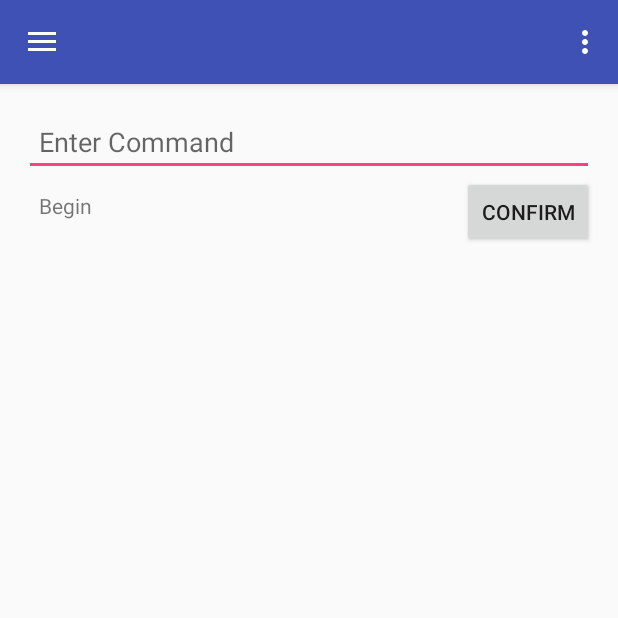
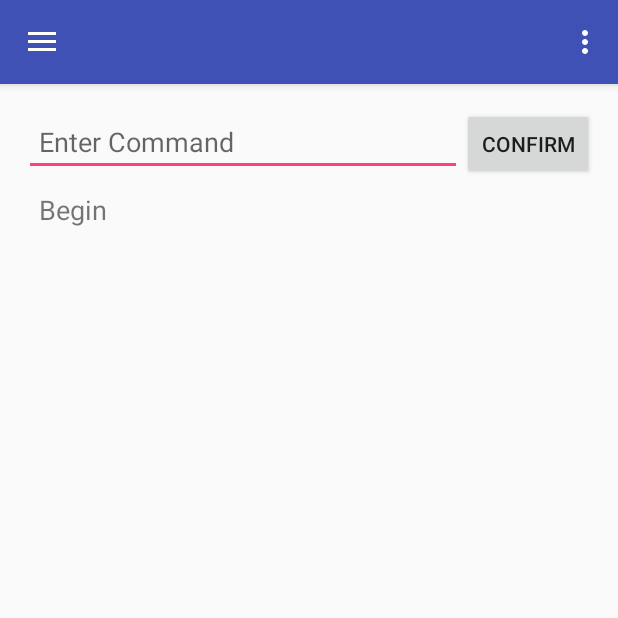
Before and after one commit to srob95/TextAdventure, an Android app: the screen it shows after launch (MainActivity), after a tap on "Game Main", on a phone screen of 412 x 824 dp, the top half of it. Run offline under Robolectric (Android 15) with nearby library versions, the phone set to English and light mode, and no system bars; 1 other tap on this screen came first.

Commit message:
added game functionality

```diff
--- a/app/src/main/res/layout/fragment_commands.xml
+++ b/app/src/main/res/layout/fragment_commands.xml
@@ -28,14 +28,16 @@
                 android:paddingTop="10sp"
                 android:layout_alignParentTop="true"
                 android:layout_alignParentLeft="true"
-                android:layout_alignParentStart="true" />
+                android:layout_alignParentStart="true"
+                android:layout_toLeftOf="@+id/confirmButton"
+                android:layout_toStartOf="@+id/confirmButton" />
 
             <Button
                 android:id="@+id/confirmButton"
                 android:layout_width="wrap_content"
                 android:layout_height="wrap_content"
                 android:text="Confirm"
-                android:layout_below="@+id/commandProcessor"
+                android:layout_alignParentTop="true"
                 android:layout_alignParentRight="true"
                 android:layout_alignParentEnd="true" />
 
@@ -57,6 +59,7 @@
                     android:id="@+id/responseText"
                     android:layout_width="wrap_content"
                     android:layout_height="wrap_content"
+                    android:textSize="18sp"
                     android:text="Begin"
                     android:layout_below="@+id/commandProcessor"
                     android:layout_centerHorizontal="true" />
```
